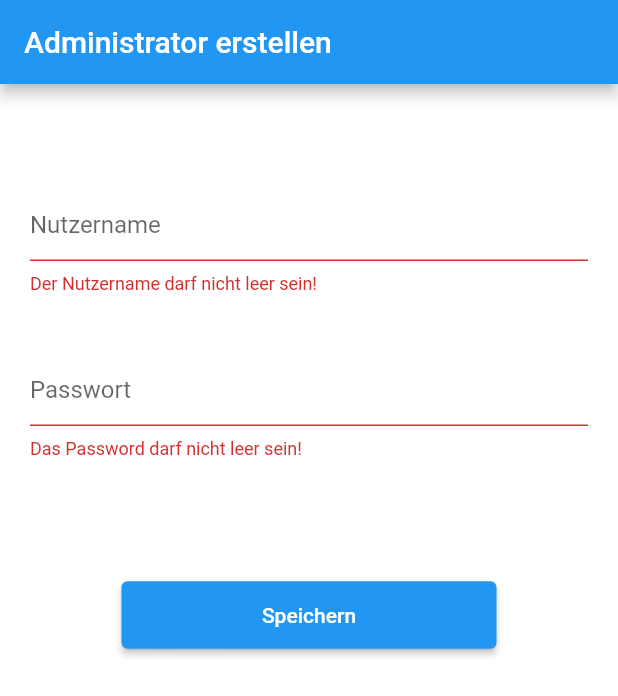
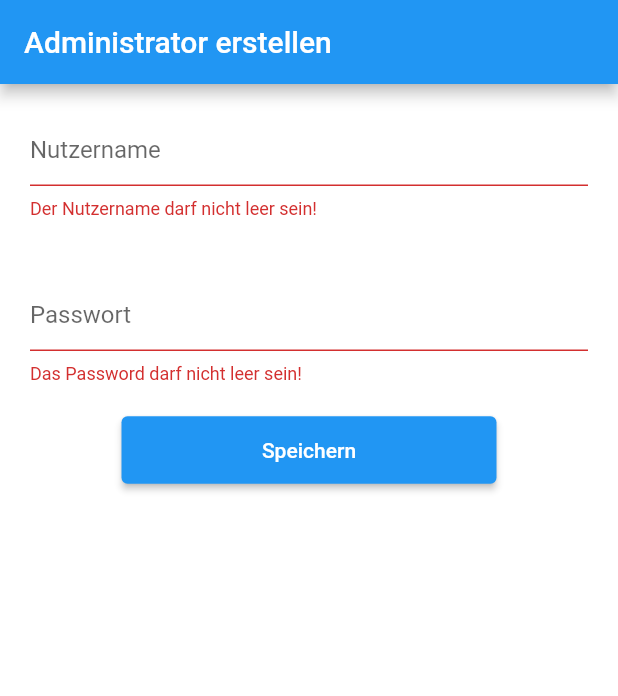
Before and after one commit to thm-mni-ii/lama, a Flutter app: the CreateAdminScreen screen opened directly, on a phone screen of 412 x 824 dp. Shown: the top 696 px of the screen. Run offline on Flutter 3.47's test engine with Material 2 defaults, Android fonts, the phone set to English and light mode, and no system bars; our stand-ins replace bloc, bubble, equatable, flutter_bloc, flutter_markdown, flutter_svg and 1 more; missing offline and left inert: flame; accounts and stored records are empty; statements that could not run were skipped.

Commit message:
BugFix: Box overflow solved

```diff
--- a/lama_app/lib/app/screens/create_admin_screen.dart
+++ b/lama_app/lib/app/screens/create_admin_screen.dart
@@ -23,7 +23,6 @@ class CreateAdminScreen extends StatelessWidget {
       ),
       body: Column(
         children: [
-          SizedBox(height: 50),
           Padding(
               padding: EdgeInsets.all(20.0),
               child: TextFormField(
@@ -48,7 +47,6 @@ class CreateAdminScreen extends StatelessWidget {
               onChanged: (value) => _user.password = value,
             ),
           ),
-          SizedBox(height: 60),
           ElevatedButton(
               style: ElevatedButton.styleFrom(minimumSize: Size(250, 45)),
               onPressed: () async {
```
Also changed, not shown: lama_app/lib/app/screens/user_login_screen.dart (+8 -10 lines).
